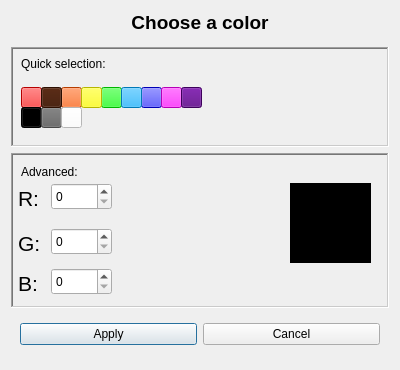
Before: the Qt Designer form ui/simplecolordialog.ui in Open-Typer/Open-Typer, drawn with Qt 5.
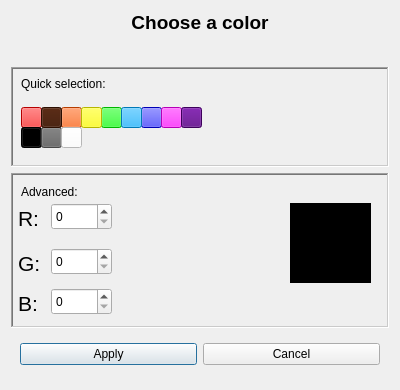
After: the same form once the commit is applied.

Commit message: ui: simplecolordialog: Add more space for titleLabel

Patch:
```diff
--- a/ui/simplecolordialog.ui
+++ b/ui/simplecolordialog.ui
@@ -7,19 +7,19 @@
     <x>0</x>
     <y>0</y>
     <width>400</width>
-    <height>370</height>
+    <height>390</height>
    </rect>
   </property>
   <property name="minimumSize">
    <size>
     <width>400</width>
-    <height>370</height>
+    <height>390</height>
    </size>
   </property>
   <property name="maximumSize">
    <size>
     <width>400</width>
-    <height>370</height>
+    <height>391</height>
    </size>
   </property>
   <property name="windowTitle">
@@ -303,13 +303,13 @@
      <property name="minimumSize">
       <size>
        <width>0</width>
-       <height>30</height>
+       <height>50</height>
       </size>
      </property>
      <property name="maximumSize">
       <size>
        <width>16777215</width>
-       <height>30</height>
+       <height>50</height>
       </size>
      </property>
      <property name="font">
```
